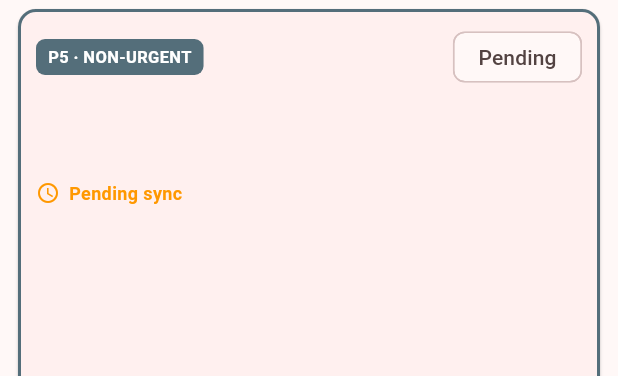
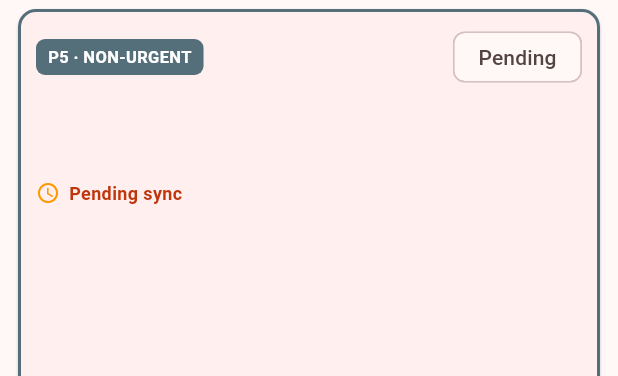
Before and after one commit to josphat-mwangi/paramedic_triage, a Flutter app: the RecordTile widget shown alone on an empty page, opened directly with empty values, on a phone screen of 412 x 824 dp. Shown: the top 376 px of the screen. Run offline on Flutter 3.47's test engine with Material 3 defaults, Android fonts, the phone set to English and light mode, and no system bars; our stand-ins replace connectivity_plus, flutter_riverpod, hive, hive_flutter; accounts and stored records are empty.

Commit message:
style(ui): fix WCAG-AA contrast and surface failed-record errors
Several color/text pairings read correctly but computed below the
4.5:1 AA threshold at their actual font size/weight: the P2 hazard
chip, all four SyncStatusBadge labels, the pending-sync banner, and
the empty-state text. Darkened each to a shade that clears AA while
keeping the brighter hue on non-text elements (icons only need 3:1).

Also surfaces TriageRecord.lastError on RecordTile when a record is
parked as failed, so the reason a delivery gave up is visible instead
of just the fact that it did.

```diff
--- a/lib/ui/records_list_screen.dart
+++ b/lib/ui/records_list_screen.dart
@@ -12,9 +12,9 @@ class RecordsListScreen extends ConsumerWidget {
     final state = ref.watch(triageNotifierProvider);
 
     if (state.records.isEmpty) {
-      return const Center(
+      return Center(
         child: Text('No triage records yet',
-            style: TextStyle(color: Colors.grey)),
+            style: TextStyle(color: Colors.grey.shade700)),
       );
     }
 
@@ -27,10 +27,13 @@ class RecordsListScreen extends ConsumerWidget {
             padding: const EdgeInsets.symmetric(horizontal: 16, vertical: 10),
             child: Row(
               children: [
-                Icon(Icons.cloud_queue, size: 18, color: Colors.orange.shade800),
+                Icon(Icons.cloud_queue, size: 18, color: Colors.orange.shade900),
                 const SizedBox(width: 8),
+                // Deep-orange-900 (not shade900 "orange") — checked against
+                // the shade50 banner background this clears 4.5:1 AA for
+                // normal-weight text; plain orange.shade900 only reaches ~3.5:1.
                 Text('${state.pendingCount} record(s) awaiting sync',
-                    style: TextStyle(color: Colors.orange.shade900)),
+                    style: TextStyle(color: Colors.deepOrange.shade900)),
               ],
             ),
           ),
--- a/lib/ui/theme/hazard_colors.dart
+++ b/lib/ui/theme/hazard_colors.dart
@@ -5,7 +5,7 @@ import 'package:flutter/material.dart';
 class HazardColors {
   static Color background(int priority) => switch (priority) {
         1 => const Color(0xFFB00020), // deep red — life-threatening
-        2 => const Color(0xFFD84315), // deep orange
+        2 => const Color(0xFFBF360C), // deep orange, darkened for AA contrast
         3 => const Color(0xFFF9A825), // amber
         4 => const Color(0xFF2E7D32), // green
         _ => const Color(0xFF546E7A), // blue-grey (P5, least urgent)
--- a/lib/ui/widgets/record_tile.dart
+++ b/lib/ui/widgets/record_tile.dart
@@ -67,6 +67,36 @@ class RecordTile extends StatelessWidget {
                           fontSize: 11, color: Colors.grey.shade600)),
               ],
             ),
+            if (record.syncStatus == SyncStatus.failed &&
+                record.lastError != null &&
+                record.lastError!.isNotEmpty) ...[
+              const SizedBox(height: 6),
+              Container(
+                width: double.infinity,
+                padding:
+                    const EdgeInsets.symmetric(horizontal: 8, vertical: 6),
+                decoration: BoxDecoration(
+                  color: Colors.red.shade50,
+                  borderRadius: BorderRadius.circular(6),
+                  border: Border.all(color: Colors.red.shade200),
+                ),
+                child: Row(
+                  crossAxisAlignment: CrossAxisAlignment.start,
+                  children: [
+                    Icon(Icons.warning_amber_rounded,
+                        size: 16, color: Colors.red.shade800),
+                    const SizedBox(width: 6),
+                    Expanded(
+                      child: Text(
+                        record.lastError!,
+                        style: TextStyle(
+                            fontSize: 12, color: Colors.red.shade900),
+                      ),
+                    ),
+                  ],
+                ),
+              ),
+            ],
           ],
         ),
       ),
--- a/lib/ui/widgets/sync_status_badge.dart
+++ b/lib/ui/widgets/sync_status_badge.dart
@@ -8,12 +8,21 @@ class SyncStatusBadge extends StatelessWidget {
 
   @override
   Widget build(BuildContext context) {
-    final (IconData icon, Color color, String label, bool spin) =
+    // `iconColor` is the brighter brand hue (fine for a non-text glyph, which
+    // only needs 3:1 under WCAG 1.4.11). `textColor` is a darkened variant of
+    // the same hue chosen to clear the 4.5:1 AA text-contrast threshold at
+    // this label's 12px bold size — plain Colors.orange/blue/green/red read
+    // as low as ~2.2:1 on a white card, which fails outright.
+    final (IconData icon, Color iconColor, Color textColor, String label, bool spin) =
         switch (status) {
-      SyncStatus.pending => (Icons.schedule, Colors.orange, 'Pending sync', false),
-      SyncStatus.syncing => (Icons.sync, Colors.blue, 'Syncing…', true),
-      SyncStatus.synced => (Icons.cloud_done, Colors.green, 'Synced', false),
-      SyncStatus.failed => (Icons.error_outline, Colors.red, 'Failed', false),
+      SyncStatus.pending => (Icons.schedule, Colors.orange,
+          const Color(0xFFBF360C), 'Pending sync', false),
+      SyncStatus.syncing => (Icons.sync, Colors.blue, Colors.blue.shade900,
+          'Syncing…', true),
+      SyncStatus.synced => (Icons.cloud_done, Colors.green,
+          Colors.green.shade900, 'Synced', false),
+      SyncStatus.failed => (Icons.error_outline, Colors.red,
+          Colors.red.shade900, 'Failed', false),
     };
 
     final iconWidget = spin
@@ -22,7 +31,7 @@ class SyncStatusBadge extends StatelessWidget {
             height: 14,
             child: CircularProgressIndicator(strokeWidth: 2),
           )
-        : Icon(icon, size: 16, color: color);
+        : Icon(icon, size: 16, color: iconColor);
 
     return Row(
       mainAxisSize: MainAxisSize.min,
@@ -31,7 +40,7 @@ class SyncStatusBadge extends StatelessWidget {
         const SizedBox(width: 6),
         Text(label,
             style: TextStyle(
-                color: color, fontSize: 12, fontWeight: FontWeight.w600)),
+                color: textColor, fontSize: 12, fontWeight: FontWeight.w600)),
       ],
     );
   }
```
